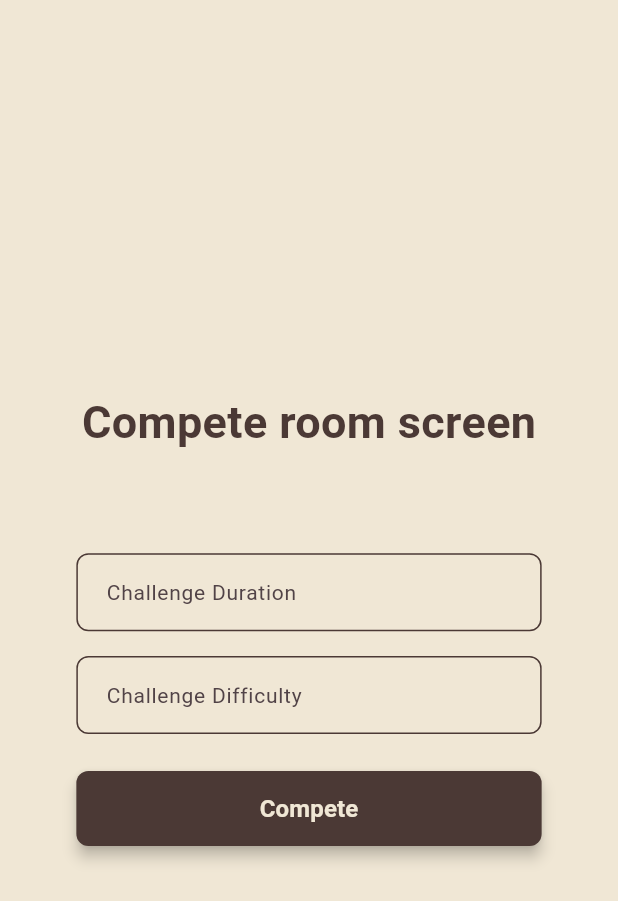
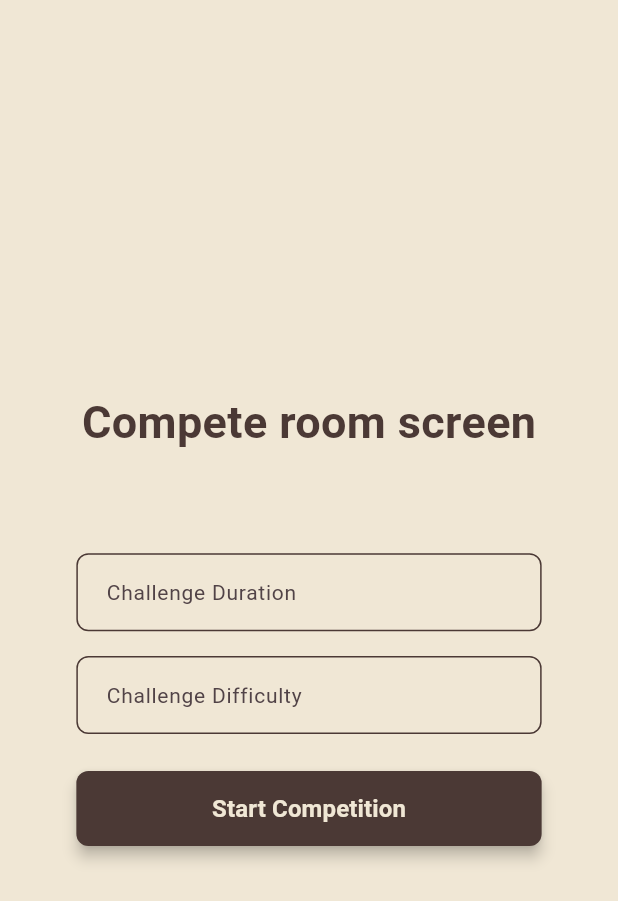
Before and after one commit to upamanyu-jit-phukan/Play-Shakespeare, a Flutter app: the screen it shows after launch, after a tap on "Compete", on a phone screen of 412 x 824 dp. Shown: the top 901 px of the screen. Run offline on Flutter 3.47's test engine with Material 3 defaults, Android fonts, the phone set to English and light mode, and no system bars; our stand-ins replace socket_io_client.

Commit message:
changed files

```diff
--- a/lib/screens/compete_room_screen.dart
+++ b/lib/screens/compete_room_screen.dart
@@ -3,7 +3,7 @@ import 'package:play_shakespeare/widgets/custom_button.dart';
 import 'package:play_shakespeare/widgets/custom_text_field.dart';
 
 class CompeteRoomScreen extends StatefulWidget {
-  const CompeteRoomScreen({Key? key}) : super(key: key);
+  const CompeteRoomScreen({super.key});
 
   @override
   State<CompeteRoomScreen> createState() => _CompeteRoomScreenState();
@@ -55,7 +55,7 @@ class _CompeteRoomScreenState extends State<CompeteRoomScreen> {
                 ),
                 SizedBox(height: size.height * 0.03),
                 CustomButton(
-                  text: 'Compete',
+                  text: 'Start Competition',
                   onTap: () {},
                   bgColor: Color(0xFF4B3935), // Mocha Earth
                   fgColor: const Color(0xFFF0E7D5), // Vanilla Cream
--- a/lib/screens/home_screen.dart
+++ b/lib/screens/home_screen.dart
@@ -2,7 +2,7 @@ import 'package:flutter/material.dart';
 import 'package:play_shakespeare/widgets/custom_button.dart';
 
 class HomeScreen extends StatelessWidget {
-  const HomeScreen({Key? key}) : super(key: key);
+  const HomeScreen({super.key});
 
   @override
   Widget build(BuildContext context) {
@@ -13,7 +13,8 @@ class HomeScreen extends StatelessWidget {
       // backgroundColor: const Color(0xFFc0bfbf), // ice-iy
       // backgroundColor: const Color(0xFFD7CDAC), // light-yellowish
       // backgroundColor: const Color(0xFFE8D9C4), // Beige
-      backgroundColor: const Color(0xFFFFFBF0), // Ivory Whisper
+      // backgroundColor: const Color(0xFFFFFBF0), // Ivory Whisper
+      backgroundColor: const Color(0xFFF0E7D5), // Vanilla Cream
       body: SafeArea(
         child: Center(
           child: ConstrainedBox(
@@ -29,7 +30,8 @@ class HomeScreen extends StatelessWidget {
                     fontSize: 32,
                     // color: Color(0xFF3E160C), // Rough Brown (for contrast)
                     // color: const Color(0xFF3E160C), // Vino
-                    color: Color(0xFF53161D), // Bordeaux Velvet
+                    // color: Color(0xFF53161D), // Bordeaux Velvet
+                    color: Color(0xFF4B3935), // Mocha Earth
                     fontWeight: FontWeight.w900,
                     height: 1.4,
                     letterSpacing: 1.2,
@@ -46,7 +48,8 @@ class HomeScreen extends StatelessWidget {
                       fontWeight: FontWeight.w600,
                       // color: Color(0xFF342316), // Wetlands Swamp
                       // color: Color(0xFF462506), // Bistre
-                      color: Color(0xFF53161D), // Bordeaux Velvet
+                      // color: Color(0xFF53161D), // Bordeaux Velvet
+                      color: Color(0xFF4B3935), // Mocha Earth
                     ),
                   ),
                 ),
--- a/lib/screens/learn_room_screen.dart
+++ b/lib/screens/learn_room_screen.dart
@@ -3,7 +3,7 @@ import 'package:play_shakespeare/widgets/custom_button.dart';
 import 'package:play_shakespeare/widgets/custom_text_field.dart';
 
 class LearnRoomScreen extends StatefulWidget {
-  const LearnRoomScreen({Key? key}) : super(key: key);
+  const LearnRoomScreen({super.key});
 
   @override
   State<LearnRoomScreen> createState() => _LearnRoomScreenState();
--- a/lib/widgets/custom_button.dart
+++ b/lib/widgets/custom_button.dart
@@ -8,14 +8,14 @@ class CustomButton extends StatelessWidget {
   final Color fgColor;
 
   const CustomButton({
-    Key? key,
+    super.key,
     required this.text,
     required this.onTap,
     this.isHome = false,
-    this.bgColor = const Color(0xFF53161D), // Bordeaux Velvet
-    this.fgColor = const Color(0xFFFFFBF0), // Ivory Whisper
+    this.bgColor = const Color(0xFF4B3935), // Mocha Earth
+    this.fgColor = const Color(0xFFF0E7D5), // Vanilla Cream
 
-  }) : super(key: key);
+  });
 
   @override
   Widget build(BuildContext context) {
--- a/lib/widgets/custom_text_field.dart
+++ b/lib/widgets/custom_text_field.dart
@@ -4,10 +4,10 @@ class CustomTextField extends StatelessWidget {
   final TextEditingController controller;
   final String hintText;
   const CustomTextField({
-    Key? key,
+    super.key,
     required this.controller,
     required this.hintText,
-  }) : super(key: key);
+  });
 
   @override
   Widget build(BuildContext context) {
--- /dev/null
+++ b/package.json
@@ -0,0 +1,5 @@
+{
+  "dependencies": {
+    "mongodb": "^6.16.0"
+  }
+}
```
Also changed, not shown: lib/utils/socket_client.dart (added, +22 -0 lines), pubspec.yaml (+4 -11 lines), package-lock.json (added), pubspec.lock, 3 other files.
